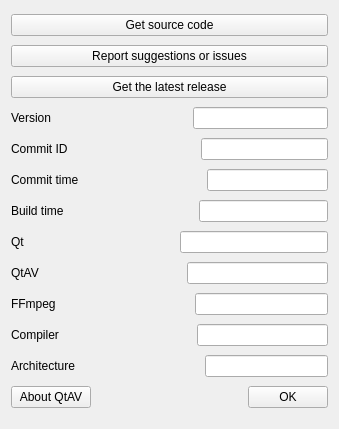
wangwenx190/dynamic-desktop, file src/ddmain/forms/aboutdialog.ui: the form before one commit.
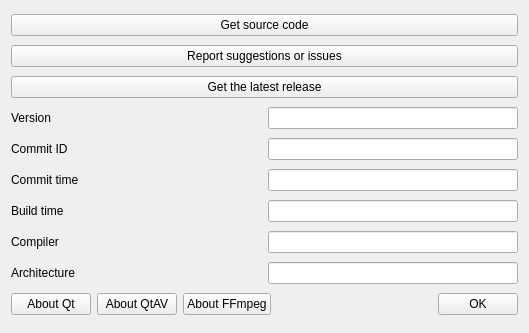
The form after the commit.

The edit to the form file:
```diff
--- a/src/ddmain/forms/aboutdialog.ui
+++ b/src/ddmain/forms/aboutdialog.ui
@@ -6,8 +6,8 @@
    <rect>
     <x>0</x>
     <y>0</y>
-    <width>339</width>
-    <height>429</height>
+    <width>529</width>
+    <height>333</height>
    </rect>
   </property>
   <property name="windowTitle">
@@ -66,14 +66,14 @@
      <item>
       <widget class="QLineEdit" name="lineEdit_version">
        <property name="sizePolicy">
-        <sizepolicy hsizetype="Expanding" vsizetype="Fixed">
+        <sizepolicy hsizetype="Fixed" vsizetype="Fixed">
          <horstretch>0</horstretch>
          <verstretch>0</verstretch>
         </sizepolicy>
        </property>
        <property name="minimumSize">
         <size>
-         <width>0</width>
+         <width>250</width>
          <height>0</height>
         </size>
        </property>
@@ -115,11 +115,17 @@
      <item>
       <widget class="QLineEdit" name="lineEdit_commit_id">
        <property name="sizePolicy">
-        <sizepolicy hsizetype="Expanding" vsizetype="Fixed">
+        <sizepolicy hsizetype="Fixed" vsizetype="Fixed">
          <horstretch>0</horstretch>
          <verstretch>0</verstretch>
         </sizepolicy>
        </property>
+       <property name="minimumSize">
+        <size>
+         <width>250</width>
+         <height>0</height>
+        </size>
+       </property>
        <property name="readOnly">
         <bool>true</bool>
        </property>
@@ -158,11 +164,17 @@
      <item>
       <widget class="QLineEdit" name="lineEdit_commit_time">
        <property name="sizePolicy">
-        <sizepolicy hsizetype="Expanding" vsizetype="Fixed">
+        <sizepolicy hsizetype="Fixed" vsizetype="Fixed">
          <horstretch>0</horstretch>
          <verstretch>0</verstretch>
         </sizepolicy>
        </property>
+       <property name="minimumSize">
+        <size>
+         <width>250</width>
+         <height>0</height>
+        </size>
+       </property>
        <property name="readOnly">
         <bool>true</bool>
        </property>
@@ -201,139 +213,16 @@
      <item>
       <widget class="QLineEdit" name="lineEdit_build_time">
        <property name="sizePolicy">
-        <sizepolicy hsizetype="Expanding" vsizetype="Fixed">
+        <sizepolicy hsizetype="Fixed" vsizetype="Fixed">
          <horstretch>0</horstretch>
          <verstretch>0</verstretch>
         </sizepolicy>
        </property>
-       <property name="readOnly">
-        <bool>true</bool>
-       </property>
-      </widget>
-     </item>
-    </layout>
-   </item>
-   <item>
-    <layout class="QHBoxLayout" name="horizontalLayout_8">
-     <item>
-      <widget class="QLabel" name="label_5">
-       <property name="sizePolicy">
-        <sizepolicy hsizetype="Preferred" vsizetype="Fixed">
-         <horstretch>0</horstretch>
-         <verstretch>0</verstretch>
-        </sizepolicy>
-       </property>
-       <property name="text">
-        <string>Qt</string>
-       </property>
-      </widget>
-     </item>
-     <item>
-      <spacer name="horizontalSpacer_5">
-       <property name="orientation">
-        <enum>Qt::Horizontal</enum>
-       </property>
-       <property name="sizeHint" stdset="0">
+       <property name="minimumSize">
         <size>
-         <width>40</width>
-         <height>20</height>
+         <width>250</width>
+         <height>0</height>
         </size>
-       </property>
-      </spacer>
-     </item>
-     <item>
-      <widget class="QLineEdit" name="lineEdit_qt">
-       <property name="sizePolicy">
-        <sizepolicy hsizetype="Expanding" vsizetype="Fixed">
-         <horstretch>0</horstretch>
-         <verstretch>0</verstretch>
-        </sizepolicy>
-       </property>
-       <property name="readOnly">
-        <bool>true</bool>
-       </property>
-      </widget>
-     </item>
-    </layout>
-   </item>
-   <item>
-    <layout class="QHBoxLayout" name="horizontalLayout_9">
-     <item>
-      <widget class="QLabel" name="label_6">
-       <property name="sizePolicy">
-        <sizepolicy hsizetype="Preferred" vsizetype="Fixed">
-         <horstretch>0</horstretch>
-         <verstretch>0</verstretch>
-        </sizepolicy>
-       </property>
-       <property name="text">
-        <string>QtAV</string>
-       </property>
-      </widget>
-     </item>
-     <item>
-      <spacer name="horizontalSpacer_6">
-       <property name="orientation">
-        <enum>Qt::Horizontal</enum>
-       </property>
-       <property name="sizeHint" stdset="0">
-        <size>
-         <width>40</width>
-         <height>20</height>
-        </size>
-       </property>
-      </spacer>
-     </item>
-     <item>
-      <widget class="QLineEdit" name="lineEdit_qtav">
-       <property name="sizePolicy">
-        <sizepolicy hsizetype="Expanding" vsizetype="Fixed">
-         <horstretch>0</horstretch>
-         <verstretch>0</verstretch>
-        </sizepolicy>
-       </property>
-       <property name="readOnly">
-        <bool>true</bool>
-       </property>
-      </widget>
-     </item>
-    </layout>
-   </item>
-   <item>
-    <layout class="QHBoxLayout" name="horizontalLayout_10">
-     <item>
-      <widget class="QLabel" name="label_7">
-       <property name="sizePolicy">
-        <sizepolicy hsizetype="Preferred" vsizetype="Fixed">
-         <horstretch>0</horstretch>
-         <verstretch>0</verstretch>
-        </sizepolicy>
-       </property>
-       <property name="text">
-        <string>FFmpeg</string>
-       </property>
-      </widget>
-     </item>
-     <item>
-      <spacer name="horizontalSpacer_7">
-       <property name="orientation">
-        <enum>Qt::Horizontal</enum>
-       </property>
-       <property name="sizeHint" stdset="0">
-        <size>
-         <width>40</width>
-         <height>20</height>
-        </size>
-       </property>
-      </spacer>
-     </item>
-     <item>
-      <widget class="QLineEdit" name="lineEdit_ffmpeg">
-       <property name="sizePolicy">
-        <sizepolicy hsizetype="Expanding" vsizetype="Fixed">
-         <horstretch>0</horstretch>
-         <verstretch>0</verstretch>
-        </sizepolicy>
        </property>
        <property name="readOnly">
         <bool>true</bool>
@@ -373,11 +262,17 @@
      <item>
       <widget class="QLineEdit" name="lineEdit_compiler">
        <property name="sizePolicy">
-        <sizepolicy hsizetype="Expanding" vsizetype="Fixed">
+        <sizepolicy hsizetype="Fixed" vsizetype="Fixed">
          <horstretch>0</horstretch>
          <verstretch>0</verstretch>
         </sizepolicy>
        </property>
+       <property name="minimumSize">
+        <size>
+         <width>250</width>
+         <height>0</height>
+        </size>
+       </property>
        <property name="readOnly">
         <bool>true</bool>
        </property>
@@ -416,11 +311,17 @@
      <item>
       <widget class="QLineEdit" name="lineEdit_arch">
        <property name="sizePolicy">
-        <sizepolicy hsizetype="Expanding" vsizetype="Fixed">
+        <sizepolicy hsizetype="Fixed" vsizetype="Fixed">
          <horstretch>0</horstretch>
          <verstretch>0</verstretch>
         </sizepolicy>
        </property>
+       <property name="minimumSize">
+        <size>
+         <width>250</width>
+         <height>0</height>
+        </size>
+       </property>
        <property name="readOnly">
         <bool>true</bool>
        </property>
@@ -430,6 +331,13 @@
    </item>
    <item>
     <layout class="QHBoxLayout" name="horizontalLayout">
+     <item>
+      <widget class="QPushButton" name="pushButton_aboutQt">
+       <property name="text">
+        <string>About Qt</string>
+       </property>
+      </widget>
+     </item>
      <item>
       <widget class="QPushButton" name="pushButton_aboutQtAV">
        <property name="text">
@@ -437,6 +345,13 @@
        </property>
       </widget>
      </item>
+     <item>
+      <widget class="QPushButton" name="pushButton_aboutFFmpeg">
+       <property name="text">
+        <string>About FFmpeg</string>
+       </property>
+      </widget>
+     </item>
      <item>
       <spacer name="horizontalSpacer">
        <property name="orientation">
```
